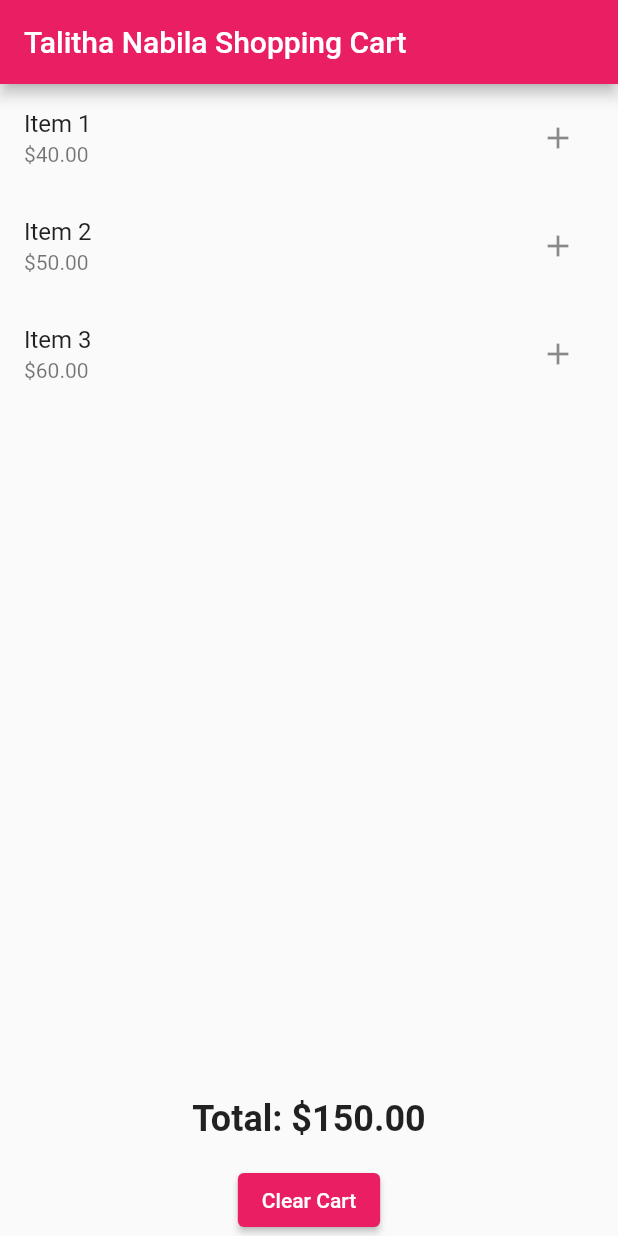
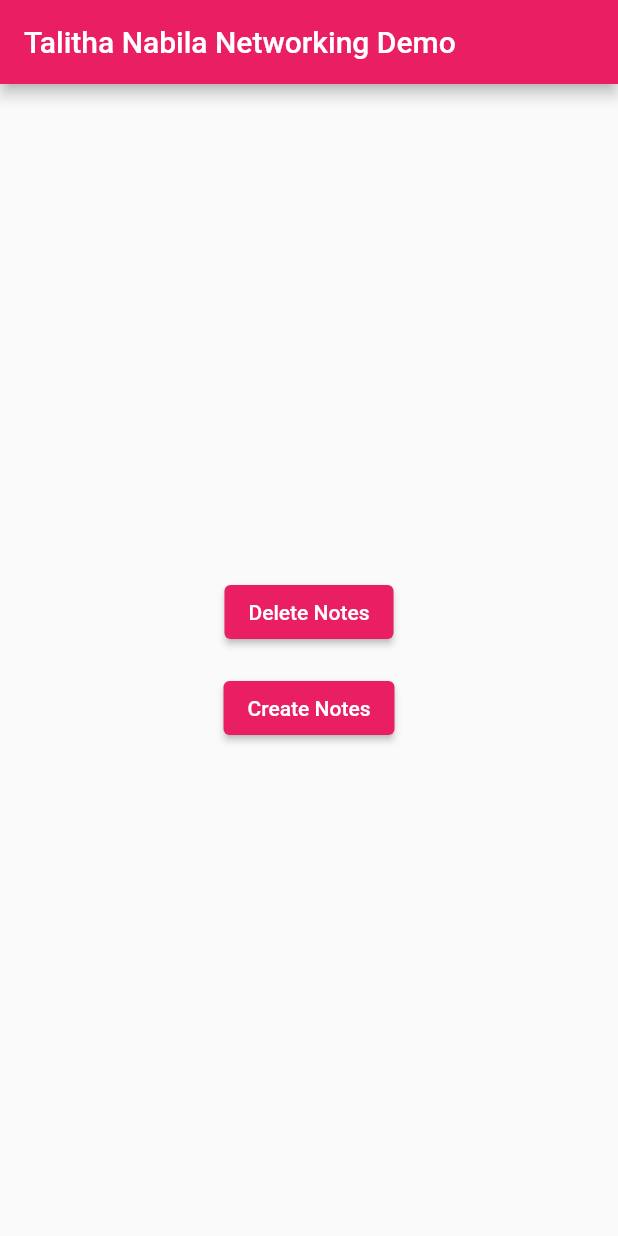
Before and after one commit to Kamize/talitha-flutter, a Flutter app: the screen it shows after launch, on a phone screen of 412 x 824 dp. Run offline on Flutter 3.47's test engine with Material 2 defaults, Android fonts, the phone set to English and light mode, and no system bars.

Commit message:
latest module 13

```diff
--- a/lib/main.dart
+++ b/lib/main.dart
@@ -1,133 +1,89 @@
+import 'dart:convert';
 import 'package:flutter/material.dart';
-import 'package:provider/provider.dart';
+import 'package:http/http.dart' as http;
 
 void main() {
-  runApp(const MyApp());
+  runApp(MyApp());
 }
 
 // Talitha Nabila - 1301204516
 class MyApp extends StatelessWidget {
-  const MyApp({super.key});
-
   @override
   Widget build(BuildContext context) {
-    return ChangeNotifierProvider<Cart>(
-      create: (context) => Cart(),
-      child: MaterialApp(
-        title: 'Talitha Nabila State Management Provider Demo',
+    return MaterialApp(
+      title: 'Talitha Nabila Networking Demo',
       theme: ThemeData(
         primarySwatch: Colors.pink,
       ),
-        home: const HomePage(),
-      ),
+      home: MyHomePage(),
     );
   }
 }
 
-class HomePage extends StatelessWidget {
-  const HomePage({super.key});
-
+//Talitha Nabila - 1301204516
+class MyHomePage extends StatelessWidget {
   @override
   Widget build(BuildContext context) {
     return Scaffold(
       appBar: AppBar(
-        title: const Text('Talitha Nabila Shopping Cart'),
+        title: Text('Talitha Nabila Networking Demo'),
       ),
-      body: Column(
+      body: Center(
+        child: Column(
+          mainAxisAlignment: MainAxisAlignment.center,
           children: [
-          expand(),
-          const CartTotal(),
-          const ClearCartButton(),
+            ElevatedButton(
+              onPressed: () {
+                deleteNotes('1');
+              },
+              child: Text('Delete Notes'),
+            ),
+            SizedBox(height: 16),
+            ElevatedButton(
+              onPressed: () {
+                createNotes('New Notes');
+              },
+              child: Text('Create Notes'),
+            ),
           ],
+        ),
       ),
     );
   }
 
-  Expanded expand() {
-    return const Expanded(
-          child: ItemList(),
+//Talitha Nabila - 1301204516
+  Future<void> deleteNotes(String id) async {
+    final http.Response response = await http.delete(
+      Uri.parse('https://jsonplaceholder.typicode.com/albums/$id'),
+      headers: <String, String>{
+        'Content-Type': 'application/json; charset=UTF-8',
+      },
     );
+    if (response.statusCode == 200) {
+      print('Notes $id deleted successfully');
+    } else {
+      print('Failed to delete album. Error: ${response.statusCode}');
     }
   }
 
-class ItemList extends StatelessWidget {
-  const ItemList({super.key});
-
-  @override
-  Widget build(BuildContext context) {
-    final cart = Provider.of<Cart>(context);
-    return ListView.builder(
-      itemCount: cart.items.length,
-      itemBuilder: (context, index) {
-        final item = cart.items[index];
-        return ListTile(
-          title: Text(item.name),
-          subtitle: Text('\$${item.price.toStringAsFixed(2)}'),
-          trailing: IconButton(
-            icon: const Icon(Icons.add),
-            onPressed: () => cart.addItem(item),
-          ),
+//Talitha Nabila - 1301204516
+  Future<void> createNotes(String title) async {
+    final http.Response response = await http.post(
+      Uri.parse('https://jsonplaceholder.typicode.com/albums'),
+      headers: <String, String>{
+        'Content-Type': 'application/json; charset=UTF-8',
+      },
+      body: jsonEncode(<String, String>{
+        'title': title,
+      }),
     );
-      },
-    );
+    if (response.statusCode == 201) {
+      print('Notes created successfully');
+      final Map<String, dynamic> album = jsonDecode(response.body);
+      print('New Notes ID: ${album['id']}');
+      print('New Notes Title: ${album['title']}');
+    } else {
+      print('Failed to create album. Error: ${response.statusCode}');
     }
   }
-
-// Talitha Nabila - 1301204516
-class CartTotal extends StatelessWidget {
-  const CartTotal({super.key});
-
-  @override
-  Widget build(BuildContext context) {
-    final cart = Provider.of<Cart>(context);
-    return Padding(
-      padding: const EdgeInsets.all(16.0),
-      child: Text(
-        'Total: \$${cart.totalValue.toStringAsFixed(2)}',
-        style: const TextStyle(fontSize: 24.0, fontWeight: FontWeight.bold),
-      ),
-    );
 }
-}
-
-class ClearCartButton extends StatelessWidget {
-  const ClearCartButton({super.key});
-
-  @override
-  Widget build(BuildContext context) {
-    final cart = Provider.of<Cart>(context);
-    return ElevatedButton(
-      onPressed: () => cart.clearCart(),
-      child: const Text('Clear Cart'),
-    );
-  }
-}
-
-class Cart extends ChangeNotifier {
-  final List<Item> _items = [
-    Item(name: 'Item 1', price: 40.0),
-    Item(name: 'Item 2', price: 50.0),
-    Item(name: 'Item 3', price: 60.0),
-  ];
-
-  List<Item> get items => _items;
-
-  double get totalValue => _items.fold(0, (sum, item) => sum + item.price);
-
-  void addItem(Item item) {
-    _items.add(item);
-    notifyListeners();
-  }
-
-  void clearCart() {
-    _items.clear();
-    notifyListeners();
-  }
-}
-
-class Item {
-  final String name;
-  final double price;
-
-  Item({required this.name, required this.price});
-}
```
Lines whose indentation alone changed are shown as unchanged.
